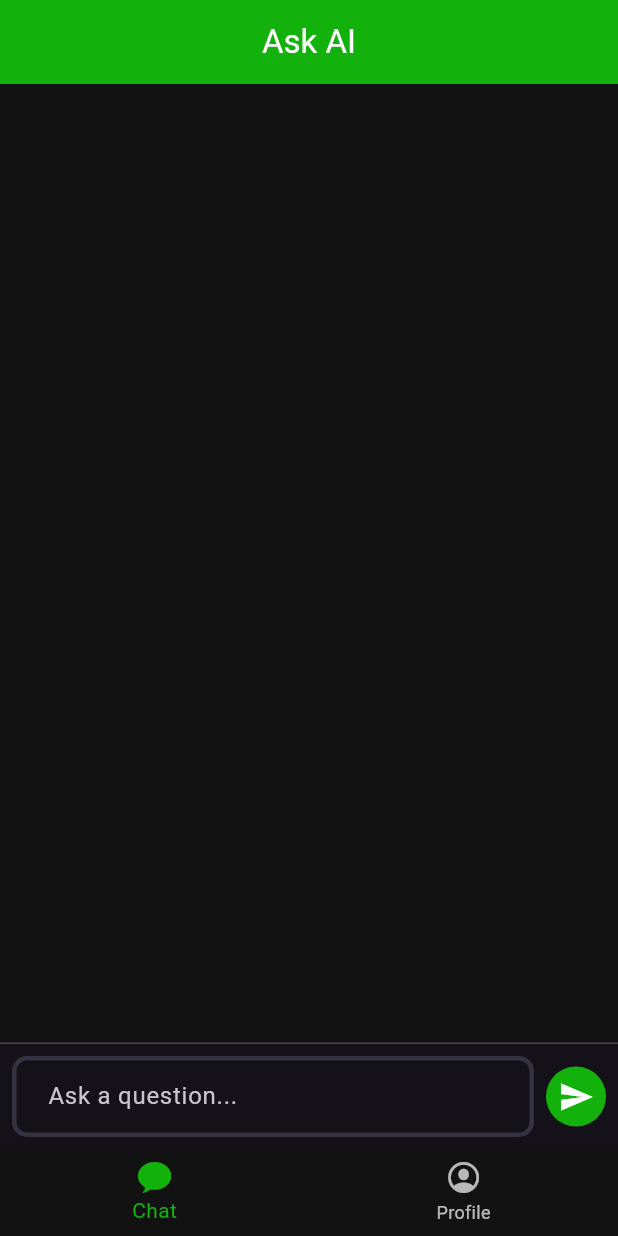
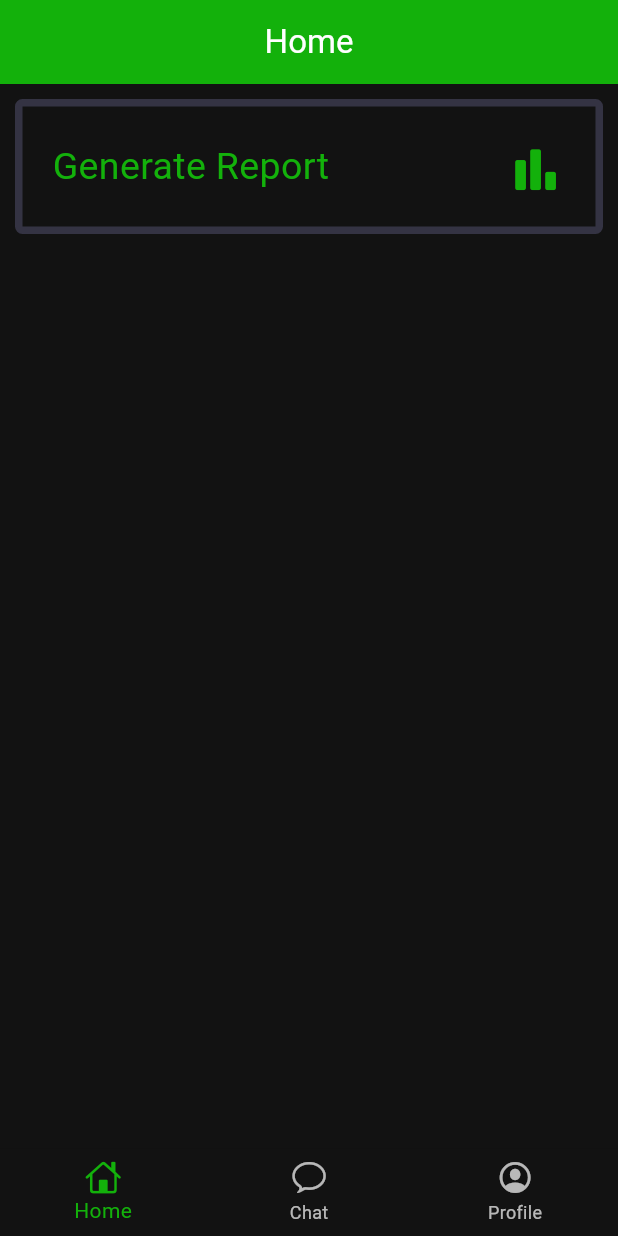
Before and after one commit to Daksh-K-11/Healthify, a Flutter app: the MainScaffold screen opened directly, on a phone screen of 412 x 824 dp. Run offline on Flutter 3.47's test engine with Material 3 defaults, Android fonts, the phone set to English and light mode, and no system bars; our stand-ins replace animate_do, flutter_markdown, flutter_riverpod, pdf, printing, simple_animations.

Commit message:
report doing

```diff
--- a/lib/core/constant.dart
+++ b/lib/core/constant.dart
@@ -2,9 +2,6 @@ String baseUrl = "http://192.168.189.116:8023/api";
 late String bearerToken;
 
 Map<String, String> get headersForAuth {
-  // if (bearerToken == null) {
-  //   throw Exception('Bearer token is not initialized');
-  // }
   return {
     "Content-Type": "application/json",
     "Authorization": "Bearer $bearerToken",
--- a/lib/core/pages/main_scaffold.dart
+++ b/lib/core/pages/main_scaffold.dart
@@ -1,8 +1,18 @@
+// import 'dart:convert';
 import 'package:flutter/cupertino.dart';
 import 'package:flutter/material.dart';
+import 'package:flutter_riverpod/flutter_riverpod.dart';
+// import 'package:flutter_markdown/flutter_markdown.dart';
 import 'package:healthify/chat/pages/chat_bot_page.dart';
+import 'package:healthify/home/pages/home_page.dart';
+import 'package:healthify/profile/pages/profile_page.dart';
+// import 'package:healthify/core/constant.dart';
 import 'package:healthify/core/theme/pallete.dart';
-import 'package:healthify/profile/pages/profile_page.dart';
+import 'package:healthify/report/service/report_service.dart';
+// import 'package:http/http.dart' as http;
+// import 'package:pdf/pdf.dart';
+// import 'package:pdf/widgets.dart' as pw;
+// import 'package:printing/printing.dart';
 
 class MainScaffold extends StatefulWidget {
   const MainScaffold({super.key});
@@ -14,12 +24,18 @@ class MainScaffold extends StatefulWidget {
 class _MainScaffoldState extends State<MainScaffold> {
   int _currentIndex = 0;
 
-  List<Widget> content = [const ChatBotPage(), const ProfilePage()];
-  List<String> title = ["Ask AI", "Profile"];
+  List<Widget> content = [
+    const HomePage(),
+    const ChatBotPage(),
+    const ProfilePage()
+  ];
+  List<String> title = ["Home", "Ask AI", "Profile"];
 
   @override
   Widget build(BuildContext context) {
-    return Scaffold(
+    return Stack(
+      children: [
+        Scaffold(
           appBar: AppBar(
             centerTitle: true,
             title: Text(
@@ -39,15 +55,38 @@ class _MainScaffoldState extends State<MainScaffold> {
             },
             items: const [
               BottomNavigationBarItem(
+                icon: Icon(CupertinoIcons.home),
+                label: 'Home',
+              ),
+              BottomNavigationBarItem(
                 icon: Icon(CupertinoIcons.chat_bubble),
                 label: 'Chat',
-              activeIcon: Icon(CupertinoIcons.chat_bubble_fill)),
+                activeIcon: Icon(CupertinoIcons.chat_bubble_fill),
+              ),
               BottomNavigationBarItem(
                 icon: Icon(CupertinoIcons.profile_circled),
                 label: 'Profile',
               ),
             ],
           ),
+        ),
+        if (_currentIndex == 1)
+          Positioned(
+            top: 600,
+            left: 320,
+            child: FloatingActionButton(
+              backgroundColor: Pallete.gradient3,
+              foregroundColor: Pallete.borderColor,
+              onPressed: () async {
+                final container = ProviderScope.containerOf(context);
+                final report =
+                    await container.read(healthReportProvider.future);
+                showEvaluationBottomSheet(report, context);
+              },
+              child: const Icon(CupertinoIcons.chart_bar_alt_fill),
+            ),
+          ),
+      ],
     );
   }
 }
--- /dev/null
+++ b/lib/home/pages/home_page.dart
@@ -0,0 +1,49 @@
+import 'package:flutter/cupertino.dart';
+import 'package:flutter/material.dart';
+import 'package:flutter/widgets.dart';
+import 'package:healthify/core/theme/pallete.dart';
+
+class HomePage extends StatefulWidget {
+  const HomePage({super.key});
+
+  @override
+  State<HomePage> createState() => _HomePageState();
+}
+
+class _HomePageState extends State<HomePage> {
+  @override
+  Widget build(BuildContext context) {
+    return Padding(
+      padding: const EdgeInsets.all(10),
+      child: Column(
+        children: [
+          Container(
+            padding: const EdgeInsets.all(20),
+            decoration: BoxDecoration(
+              borderRadius: BorderRadius.circular(5),
+              border: Border.all(color: Pallete.borderColor, width: 5),
+            ),
+            child: const Row(
+              mainAxisAlignment: MainAxisAlignment.spaceBetween,
+              children: [
+                Text(
+                  "Generate Report",
+                  style: TextStyle(
+                    fontSize: 25,
+                    fontWeight: FontWeight.w400,
+                    color: Pallete.gradient1,
+                  ),
+                ),
+                Icon(
+                  CupertinoIcons.chart_bar_alt_fill,
+                  color: Pallete.gradient1,
+                  size: 40,
+                ),
+              ],
+            ),
+          ),
+        ],
+      ),
+    );
+  }
+}
--- a/lib/profile/pages/profile_page.dart
+++ b/lib/profile/pages/profile_page.dart
@@ -31,7 +31,7 @@ class ProfileContent extends StatelessWidget {
     return Column(
       crossAxisAlignment: CrossAxisAlignment.center,
       children: [
-        const SizedBox(height: 80),
+        const SizedBox(height: 40),
         BounceInDown(
           child: CircleAvatar(
             radius: 60,
--- a/lib/question/widgets/summary_screen.dart
+++ b/lib/question/widgets/summary_screen.dart
@@ -130,7 +130,6 @@ class _SummaryScreenState extends State<SummaryScreen>
       _summaryMapping = mapping;
     });
 
-    print("Summary Mapping: $_summaryMapping");
   }
 
   Future<void> _submitData() async {
--- a/pubspec.yaml
+++ b/pubspec.yaml
@@ -39,6 +39,9 @@ dependencies:
   simple_animations: ^5.0.2
   http: ^1.3.0
   animate_do: ^4.2.0
+  flutter_markdown: ^0.7.6+2
+  pdf: ^3.11.3
+  printing: ^5.14.2
 
 dev_dependencies:
   flutter_test:
```
Also changed, not shown: lib/report/service/report_service.dart (added, +72 -0 lines), 5 other files. Lines whose indentation alone changed are shown as unchanged.
